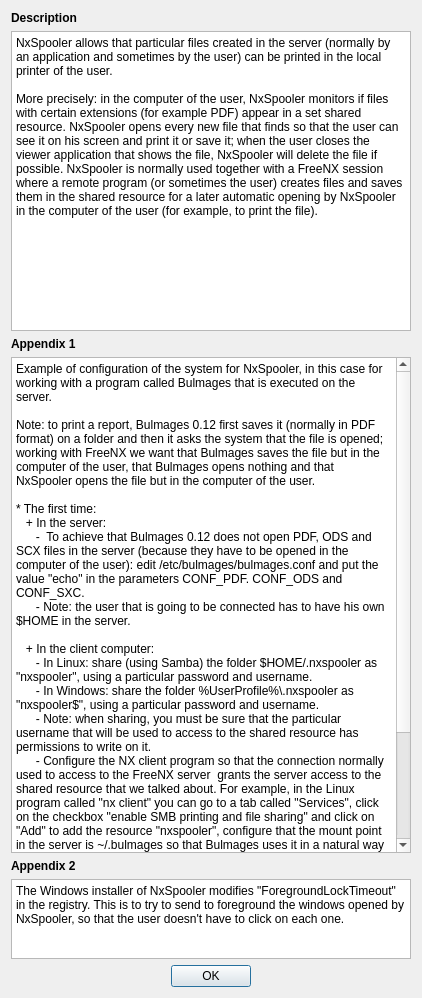
First picture: the form in trunk/helpDialog.ui, repository BackupTheBerlios/nxspooler-svn, before the edit.
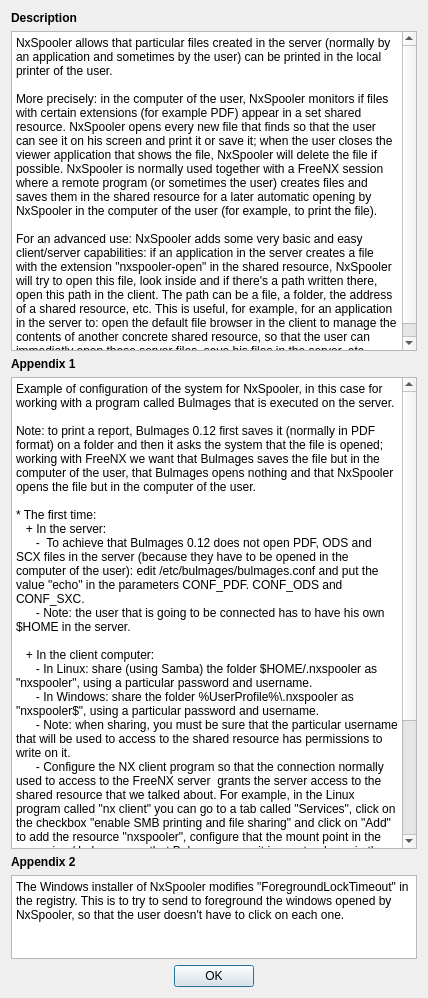
Second picture: the form after the edit. Icons and pictures are not drawn.

Commit message: Added in the help file an explanation about the extension "nxspooler-open".

```diff
--- a/trunk/helpDialog.ui
+++ b/trunk/helpDialog.ui
@@ -9,7 +9,7 @@
    <rect>
     <x>0</x>
     <y>0</y>
-    <width>408</width>
+    <width>428</width>
     <height>998</height>
    </rect>
   </property>
@@ -45,7 +45,7 @@
      <property name="maximumSize">
       <size>
        <width>16777215</width>
-       <height>300</height>
+       <height>320</height>
       </size>
      </property>
      <property name="plainText">
@@ -53,7 +53,7 @@
 
 More precisely: in the computer of the user, NxSpooler monitors if files with certain extensions (for example PDF) appear in a set shared resource. NxSpooler opens every new file that finds so that the user can see it on his screen and print it or save it; when the user closes the viewer application that shows the file, NxSpooler will delete the file if possible. NxSpooler is normally used together with a FreeNX session where a remote program (or sometimes the user) creates files and saves them in the shared resource for a later automatic opening by NxSpooler in the computer of the user (for example, to print the file).
 
-</string>
+For an advanced use: NxSpooler adds some very basic and easy client/server capabilities: if an application in the server creates a file with the extension &quot;nxspooler-open&quot; in the shared resource, NxSpooler will try to open this file, look inside and if there's a path written there, open this path in the client. The path can be a file, a folder, the address of a shared resource, etc. This is useful, for example, for an application in the server to: open the default file browser in the client to manage the contents of another concrete shared resource, so that the user can immediatly open those server files, save his files in the server, etc.</string>
      </property>
      <property name="textInteractionFlags">
       <set>Qt::TextSelectableByKeyboard|Qt::TextSelectableByMouse</set>
@@ -131,7 +131,7 @@
      <property name="maximumSize">
       <size>
        <width>16777215</width>
-       <height>80</height>
+       <height>84</height>
       </size>
      </property>
      <property name="plainText">
```
The commit also changes 1 other file.
